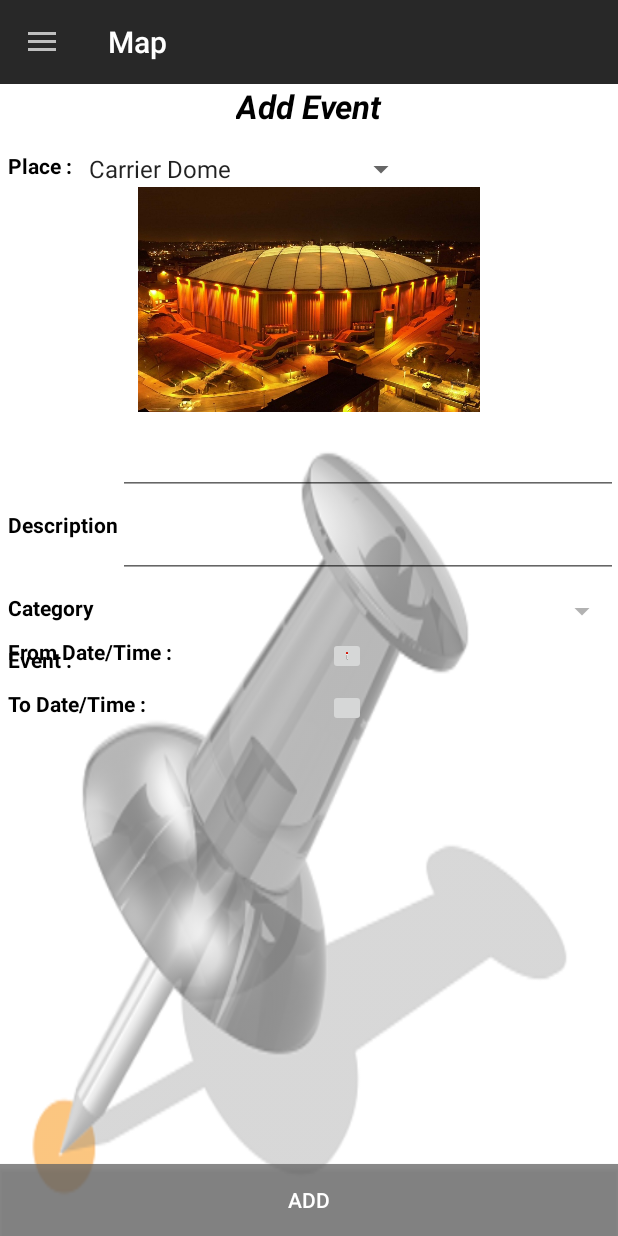
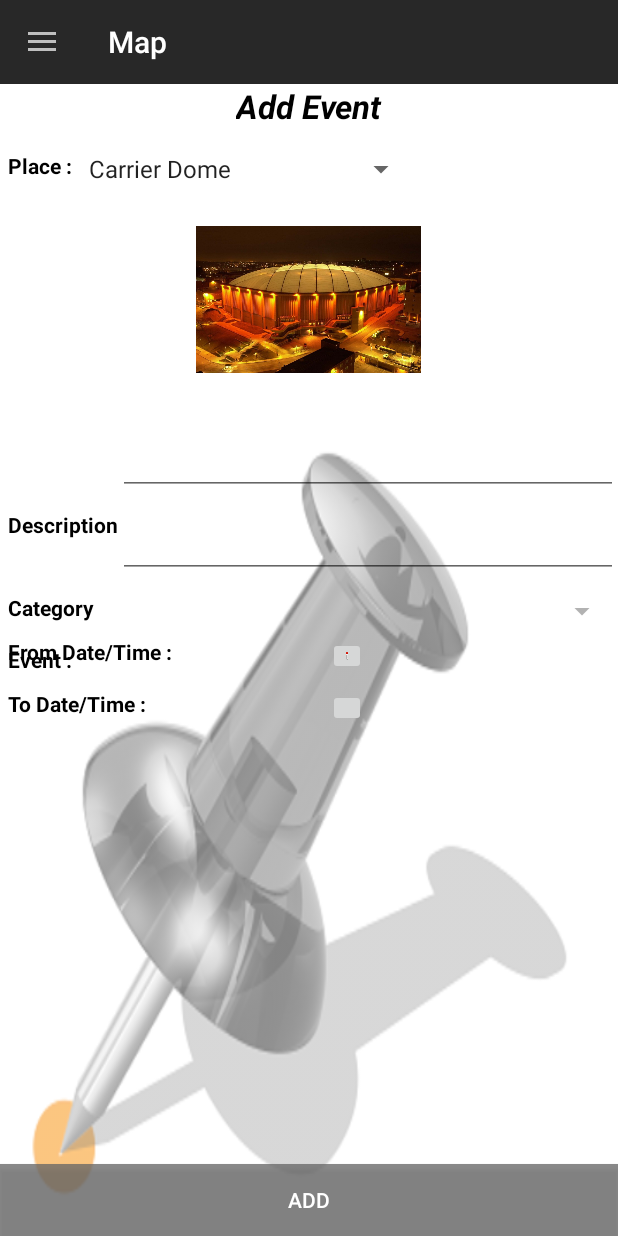
Before and after one commit to yogeshchaudhari16991/SU-Map, an Android app: the fragment AddNewEvent placed in its activity, on a phone screen of 412 x 824 dp. Run offline under Robolectric (Android 15) with nearby library versions, the phone set to English and light mode, and no system bars; 8 statements that could not run were skipped.

Commit message:
json folder

```diff
--- a/app/src/main/java/com/example/yogesh16991/test_proj/AddNewEvent.java
+++ b/app/src/main/java/com/example/yogesh16991/test_proj/AddNewEvent.java
@@ -31,6 +31,7 @@
         import com.google.android.gms.maps.model.MarkerOptions;
 
         import org.json.JSONException;
+        import org.w3c.dom.Text;
 
         import java.text.SimpleDateFormat;
         import java.util.ArrayList;
@@ -55,7 +56,8 @@ public class AddNewEvent extends Fragment {
     // the fragment initialization parameters, e.g. ARG_ITEM_NUMBER
     private static final String ARG_PARAM1 = "param1";
     private static final String ARG_PARAM2 = "param2";
-    private static final int REQUEST_DATE = 0;
+    private static final int FROM_DATE = 0;
+    private static final int TO_DATE = 1;
     // TODO: Rename and change types of parameters
     private String mParam1;
     private String mParam2;
@@ -66,8 +68,10 @@ public class AddNewEvent extends Fragment {
     static MarkerDataJson markerData;
     List<Map<String, ?>> MarkerList;
     private TextView fromDateResult;
+    private TextView toDateResult;
     static Marker currentPlace;
     int currentIndex;
+    String dateTimeString = null;
 
     private OnFragmentInteractionListener mListener;
 
@@ -141,7 +145,7 @@ public class AddNewEvent extends Fragment {
         }
         return templist;
     }
-    /*
+
     private List<String> readCatagoryItems() throws JSONException {
         List<String> templist= new ArrayList<String>();
         EventCatList=eventData.getEventsList();
@@ -161,28 +165,42 @@ public class AddNewEvent extends Fragment {
         templist.addAll(hs);
         return templist;
     }
-    */
     @Override
     public View onCreateView(LayoutInflater inflater, ViewGroup container,
                              Bundle savedInstanceState) {
         // Inflate the layout for this fragment
         final View rootView = inflater.inflate(R.layout.fragment_add_new_event, container, false);
-        TextView txt_dialog = (TextView) rootView.findViewById(R.id.fromDate);
+
+        TextView fromdate = (TextView) rootView.findViewById(R.id.fromDate);
         fromDateResult = (TextView) rootView.findViewById(R.id.fromDateResult);
-        txt_dialog.setOnClickListener(new View.OnClickListener() {
+        toDateResult = (TextView)rootView.findViewById(R.id.toDateResult);
+        fromdate.setOnClickListener(new View.OnClickListener() {
             @Override
             public void onClick(View v) {
-                showDatePickerDialog();
+               // dateTimeString = null;
+                showDatePickerDialog(0);
+
             }
         });
+        TextView todate = (TextView)rootView.findViewById(R.id.toDate);
+
+        todate.setOnClickListener(new View.OnClickListener() {
+            @Override
+            public void onClick(View view) {
+                //dateTimeString = null;
+                showDatePickerDialog(1);
+
+            }
+        });
+
         List<String> placesSpinerList = new ArrayList<String>();
         List<String> catagorySpinerList = new ArrayList<String>();
         final Spinner placesSpiner = (Spinner) rootView.findViewById(R.id.placeSpinner);
-        Spinner catagorySpiner = (Spinner) rootView.findViewById(R.id.catagoryspinner);
+        final Spinner catagorySpiner = (Spinner) rootView.findViewById(R.id.catagoryspinner);
         final HashMap event = new HashMap();
         try {
             placesSpinerList = readPlaceItems();
-           // catagorySpinerList = readCatagoryItems();
+            catagorySpinerList = readCatagoryItems();
         } catch (JSONException e) {
             Toast.makeText(getActivity(), "Problem reading list of markers.", Toast.LENGTH_LONG).show();
         }
@@ -192,12 +210,11 @@ public class AddNewEvent extends Fragment {
         placesSpiner.setAdapter(dataAdapterPlace);
         placesSpiner.setSelection(currentIndex);
 
-        /*
         ArrayAdapter<String> dataAdapterCatagory = new ArrayAdapter<String>(this.getActivity(),
                 android.R.layout.simple_spinner_item, catagorySpinerList);
         dataAdapterCatagory.setDropDownViewResource(android.R.layout.simple_spinner_dropdown_item);
         catagorySpiner.setAdapter(dataAdapterCatagory);
-        */
+
         final List<String> finalPlacesSpinerList = placesSpinerList;
         placesSpiner.setOnItemSelectedListener(new AdapterView.OnItemSelectedListener() {
             @Override
@@ -224,16 +241,32 @@ public class AddNewEvent extends Fragment {
             }
 
         });
+        final List<String> finalCategorySpinerList = catagorySpinerList;
+        catagorySpiner.setOnItemSelectedListener(new AdapterView.OnItemSelectedListener() {
+            @Override
+            public void onItemSelected(AdapterView<?> adapterView, View view, int i, long l) {
+                event.put("Category",finalCategorySpinerList.get(i).toString());
+            }
 
+            @Override
+            public void onNothingSelected(AdapterView<?> adapterView) {
+
+            }
+        });
         Button addEvent = (Button) rootView.findViewById(R.id.btn_EventOk);
         final TextView eventTitle = (TextView) rootView.findViewById(R.id.eventName);
+        final TextView eventDesc = (TextView) rootView.findViewById(R.id.editText2);
+        final TextView sdate = (TextView)rootView.findViewById(R.id.fromDateResult);
+        final TextView edate = (TextView)rootView.findViewById(R.id.toDateResult);
+
         addEvent.setOnClickListener(new View.OnClickListener() {
             @Override
             public void onClick(View view) {
                 event.put("EventName",eventTitle.getText().toString());
-                event.put("EventDesc","test descirption");
-                event.put("Category","educational");
-                eventData.addEvent((String) event.get("EventName"), (String) event.get("EventDesc"), (String) event.get("MarkerTitle"), (String) event.get("Category"));
+                event.put("EventDesc",eventDesc.getText().toString());
+                event.put("Sdate",sdate.getText().toString());
+                event.put("Edate",edate.getText().toString());
+                eventData.addEvent((String) event.get("EventName"), (String) event.get("EventDesc"), (String) event.get("MarkerTitle"), (String) event.get("Category"),(String)event.get("Sdate"),(String)event.get("Edate"));
                 getFragmentManager().beginTransaction().replace(R.id.container,MapFragment.newInstance(markerData,eventData)).commit();
             }
         });
@@ -241,19 +274,35 @@ public class AddNewEvent extends Fragment {
         return rootView;
     }
 
-    private void showDatePickerDialog() {
+    private void showDatePickerDialog(int option) {
         Date date= new Date(System.currentTimeMillis());
         FromDateTimeDilog dialog= FromDateTimeDilog.newInstance(date);
-        dialog.setTargetFragment(AddNewEvent.this, REQUEST_DATE);
-        dialog.show(getFragmentManager(), "Datepick  er Dialog");
+        if(option==0)
+        dialog.setTargetFragment(AddNewEvent.this, FROM_DATE);
+        else if (option == 1)
+            dialog.setTargetFragment(AddNewEvent.this, TO_DATE);
+        dialog.show(getFragmentManager(), "Datepicker Dialog");
     }
+   /* private void showDatePickerDialog1() {
+        Date date= new Date(System.currentTimeMillis());
+        FromDateTimeDilog dialog1= FromDateTimeDilog.newInstance(date);
+        dialog1.setTargetFragment(AddNewEvent.this, TO_DATE);
+        dialog1.show(getFragmentManager(), "Datepicker Dialog");
+    }*/
 
     @Override
     public void onActivityResult(int requestCode, int resultCode, Intent data) {
         Date date=(Date)data.getSerializableExtra(FromDateTimeDilog.ARGS_DATE);
         String time = data.getExtras().get(FromDateTimeDilog.ARGS_Time).toString();
-        fromDateResult.setText(date.toString() + "   " + time);
-
+        Toast.makeText(getActivity(),"requestcode = "+requestCode+date.toString() + "   " + time,Toast.LENGTH_SHORT).show();
+       switch(requestCode){
+           case 0:
+               fromDateResult.setText(date.toString() + "   " + time);
+               break;
+           case 1:
+               toDateResult.setText(date.toString() + "   " + time);
+               break;
+       }
 
     }
 
--- a/app/src/main/java/com/example/yogesh16991/test_proj/EventDetail.java
+++ b/app/src/main/java/com/example/yogesh16991/test_proj/EventDetail.java
@@ -79,9 +79,13 @@ public class EventDetail extends Fragment {
        markertitle = (TextView) v.findViewById(R.id.markertitle);
         eventdesc = (TextView) v.findViewById(R.id.eventdesc);
         eventname = (TextView) v.findViewById(R.id.eventname);
+        TextView sdate =(TextView)v.findViewById(R.id.textViewFromDateEvent);
+        TextView edate = (TextView)v.findViewById(R.id.textViewToDateEvent);
         eventname.setText((String) event.get("EventName"));
         eventdesc.setText((String) event.get("EventDesc"));
         markertitle.setText((String) event.get("MarkerTitle"));
+        sdate.setText((String) event.get("Sdate"));
+        edate.setText((String) event.get("Edate"));
         return v;
     }
 
--- a/app/src/main/java/com/example/yogesh16991/test_proj/EventDetailsJSon.java
+++ b/app/src/main/java/com/example/yogesh16991/test_proj/EventDetailsJSon.java
@@ -32,8 +32,8 @@ public class EventDetailsJSon{
         } else return null;
     }
 
-    public void addEvent(String name,String desc,String marker,String category){
-        eventsList.add(createEvent(name,desc,marker,category));
+    public void addEvent(String name,String desc,String marker,String category,String sdate,String edate){
+        eventsList.add(createEvent(name,desc,marker,category,sdate,edate));
     }
 
     public EventDetailsJSon(){
@@ -46,57 +46,57 @@ public class EventDetailsJSon{
         eventName = "iProm";
         category = "sports";
         markerTitle = "Carrier Dome";
-        eventsList.add(createEvent(eventName,eventDesc,markerTitle,category));
+        eventsList.add(createEvent(eventName,eventDesc,markerTitle,category,null,null));
         eventDesc = "Come and Catch the World Series with Corn & Kelly Corporation!";
         eventName = "Cricket";
         category = "educational";
         markerTitle = "Life Sciences Complex";
-        eventsList.add(createEvent(eventName,eventDesc,markerTitle,category));
+        eventsList.add(createEvent(eventName,eventDesc,markerTitle,category,null,null));
         eventDesc = "Come and Catch the World Series with Corn & Kelly Corporation!";
         eventName = "Cricket";
         category = "educational";
         markerTitle = "Life Sciences Complex";
-        eventsList.add(createEvent(eventName,eventDesc,markerTitle,category));
+        eventsList.add(createEvent(eventName,eventDesc,markerTitle,category,null,null));
         eventDesc = "Come and Catch the World Series with Corn & Kelly Corporation!";
         eventName = "Cricket";
         category = "educational";
         markerTitle = "Life Sciences Complex";
-        eventsList.add(createEvent(eventName,eventDesc,markerTitle,category));
+        eventsList.add(createEvent(eventName,eventDesc,markerTitle,category,null,null));
         eventDesc = "Come and Catch the World Series with Corn & Kelly Corporation!";
         eventName = "Cricket";
         category = "educational";
         markerTitle = "Life Sciences Complex";
-        eventsList.add(createEvent(eventName,eventDesc,markerTitle,category));
+        eventsList.add(createEvent(eventName,eventDesc,markerTitle,category,null,null));
         eventDesc = "Come and Catch the World Series with Corn & Kelly Corporation!";
         eventName = "Cricket";
         category = "educational";
         markerTitle = "Life Sciences Complex";
-        eventsList.add(createEvent(eventName,eventDesc,markerTitle,category));
+        eventsList.add(createEvent(eventName,eventDesc,markerTitle,category,null,null));
         eventDesc = "Come and Catch the World Series with Corn & Kelly Corporation!";
         eventName = "Cricket";
         category = "educational";
         markerTitle = "Life Sciences Complex";
-        eventsList.add(createEvent(eventName,eventDesc,markerTitle,category));
+        eventsList.add(createEvent(eventName,eventDesc,markerTitle,category,null,null));
         eventDesc = "Come and Catch the World Series with Corn & Kelly Corporation!";
         eventName = "Cricket";
         category = "educational";
         markerTitle = "Life Sciences Complex";
-        eventsList.add(createEvent(eventName,eventDesc,markerTitle,category));
+        eventsList.add(createEvent(eventName,eventDesc,markerTitle,category,null,null));
         eventDesc = "Come and Catch the World Series with Corn & Kelly Corporation!";
         eventName = "Cricket";
         category = "educational";
         markerTitle = "Life Sciences Complex";
-        eventsList.add(createEvent(eventName,eventDesc,markerTitle,category));
+        eventsList.add(createEvent(eventName,eventDesc,markerTitle,category,null,null));
         eventDesc = "Come and Catch the World Series with Corn & Kelly Corporation!";
         eventName = "Cricket";
         category = "educational";
         markerTitle = "Life Sciences Complex";
-        eventsList.add(createEvent(eventName,eventDesc,markerTitle,category));
+        eventsList.add(createEvent(eventName,eventDesc,markerTitle,category,null,null));
         eventDesc = "Come and Catch the World Series with Corn & Kelly Corporation!";
         eventName = "Cricket";
         category = "educational";
         markerTitle = "Life Sciences Complex";
-        eventsList.add(createEvent(eventName,eventDesc,markerTitle,category));
+        eventsList.add(createEvent(eventName,eventDesc,markerTitle,category,null,null));
 
 
     }
@@ -121,8 +121,9 @@ public class EventDetailsJSon{
                 markertitle = (String)eventJsonObj.get("MarkerTitle");
                 category = (String)eventJsonObj.get("category");
 
+
             }
-            eventsList.add(createEvent(eventname,eventdesc,markertitle,category));
+            eventsList.add(createEvent(eventname,eventdesc,markertitle,category,null,null));
 
         }
         } catch (JSONException e) {
@@ -132,12 +133,14 @@ public class EventDetailsJSon{
     }
 
 
-    private HashMap createEvent(String eventname,String eventdesc,String markertitle,String category) {
+    private HashMap createEvent(String eventname,String eventdesc,String markertitle,String category,String sdate, String edate) {
         HashMap event = new HashMap();
         event.put("EventName",eventname);
         event.put("EventDesc",eventdesc);
         event.put("MarkerTitle", markertitle);
         event.put("Category", category);
+        event.put("Sdate",sdate);
+        event.put("Edate",edate);
         return event;
     }
 
--- a/app/src/main/java/com/example/yogesh16991/test_proj/FromDateTimeDilog.java
+++ b/app/src/main/java/com/example/yogesh16991/test_proj/FromDateTimeDilog.java
@@ -102,6 +102,7 @@ public class FromDateTimeDilog extends android.support.v4.app.DialogFragment {
 
                             i.putExtra(ARGS_DATE, fromdate);
                             i.putExtra(ARGS_Time, timePicker.getCurrentHour().toString());
+
                             //i.putExtra("min ", timePicker.getCurrentMinute().toString());
                           //  i.putExtra(ARGS_TIME, fromtime);
                             // Toast.makeText(getActivity(),"nothing returned"+"  " + mname +"   "+check,Toast.LENGTH_SHORT).show();
--- a/app/src/main/res/layout/fragment_add_new_event.xml
+++ b/app/src/main/res/layout/fragment_add_new_event.xml
@@ -68,7 +68,7 @@
             android:textStyle="bold"/>
 
         <ImageView
-            android:layout_width="fill_parent"
+            android:layout_width="150dp"
             android:layout_height="150dp"
             android:id="@+id/placeImage"
             android:layout_below="@+id/placeSpinner"
```
Also changed, not shown: app/src/main/res/layout/fragment_event_detail.xml (+0 -11 lines).
